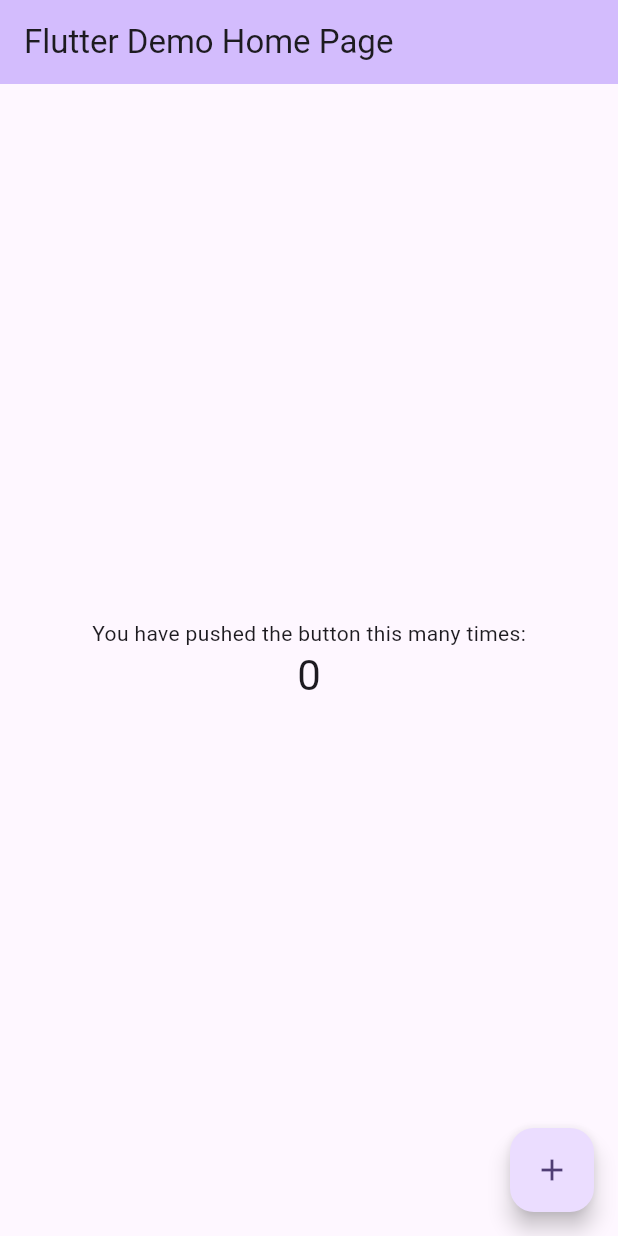
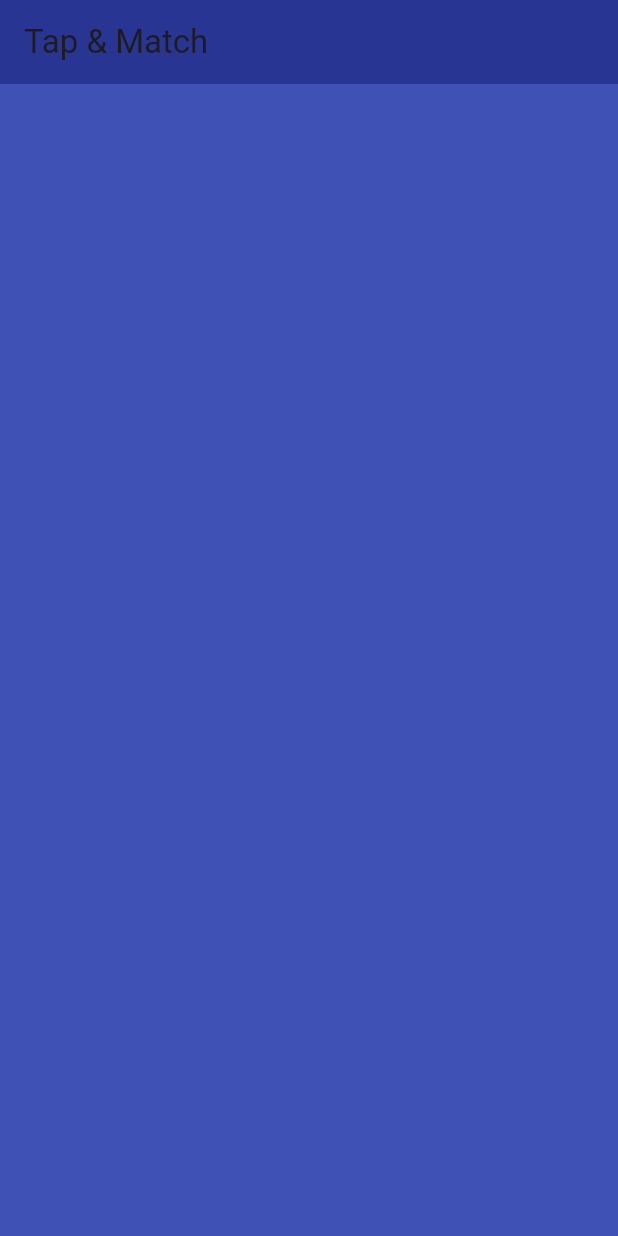
Before and after one commit to AbderrezzakMrch/Tataboq_app, a Flutter app: the screen it shows after launch, on a phone screen of 412 x 824 dp. Run offline on Flutter 3.47's test engine with Material 3 defaults, Android fonts, the phone set to English and light mode, and no system bars.

Commit message:
Creating Home Template

```diff
--- a/lib/main.dart
+++ b/lib/main.dart
@@ -1,125 +1,23 @@
 import 'package:flutter/material.dart';
 
 void main() {
-  runApp(const MyApp());
+  runApp(
+    MaterialApp(
+      home: Scaffold(
+        backgroundColor: Colors.indigo,
+        appBar: AppBar(
+          title: Text("Tap & Match"),
+          backgroundColor: Colors.indigo[800],
+        ),
+        body: ImagePage(),
+      ),
+    ),
+  );
 }
 
-class MyApp extends StatelessWidget {
-  const MyApp({super.key});
-
-  // This widget is the root of your application.
+class ImagePage extends StatelessWidget {
   @override
   Widget build(BuildContext context) {
-    return MaterialApp(
-      title: 'Flutter Demo',
-      theme: ThemeData(
-        // This is the theme of your application.
-        //
-        // TRY THIS: Try running your application with "flutter run". You'll see
-        // the application has a purple toolbar. Then, without quitting the app,
-        // try changing the seedColor in the colorScheme below to Colors.green
-        // and then invoke "hot reload" (save your changes or press the "hot
-        // reload" button in a Flutter-supported IDE, or press "r" if you used
-        // the command line to start the app).
-        //
-        // Notice that the counter didn't reset back to zero; the application
-        // state is not lost during the reload. To reset the state, use hot
-        // restart instead.
-        //
-        // This works for code too, not just values: Most code changes can be
-        // tested with just a hot reload.
-        colorScheme: ColorScheme.fromSeed(seedColor: Colors.deepPurple),
-        useMaterial3: true,
-      ),
-      home: const MyHomePage(title: 'Flutter Demo Home Page'),
-    );
+    return Container();
   }
 }
-
-class MyHomePage extends StatefulWidget {
-  const MyHomePage({super.key, required this.title});
-
-  // This widget is the home page of your application. It is stateful, meaning
-  // that it has a State object (defined below) that contains fields that affect
-  // how it looks.
-
-  // This class is the configuration for the state. It holds the values (in this
-  // case the title) provided by the parent (in this case the App widget) and
-  // used by the build method of the State. Fields in a Widget subclass are
-  // always marked "final".
-
-  final String title;
-
-  @override
-  State<MyHomePage> createState() => _MyHomePageState();
-}
-
-class _MyHomePageState extends State<MyHomePage> {
-  int _counter = 0;
-
-  void _incrementCounter() {
-    setState(() {
-      // This call to setState tells the Flutter framework that something has
-      // changed in this State, which causes it to rerun the build method below
-      // so that the display can reflect the updated values. If we changed
-      // _counter without calling setState(), then the build method would not be
-      // called again, and so nothing would appear to happen.
-      _counter++;
-    });
-  }
-
-  @override
-  Widget build(BuildContext context) {
-    // This method is rerun every time setState is called, for instance as done
-    // by the _incrementCounter method above.
-    //
-    // The Flutter framework has been optimized to make rerunning build methods
-    // fast, so that you can just rebuild anything that needs updating rather
-    // than having to individually change instances of widgets.
-    return Scaffold(
-      appBar: AppBar(
-        // TRY THIS: Try changing the color here to a specific color (to
-        // Colors.amber, perhaps?) and trigger a hot reload to see the AppBar
-        // change color while the other colors stay the same.
-        backgroundColor: Theme.of(context).colorScheme.inversePrimary,
-        // Here we take the value from the MyHomePage object that was created by
-        // the App.build method, and use it to set our appbar title.
-        title: Text(widget.title),
-      ),
-      body: Center(
-        // Center is a layout widget. It takes a single child and positions it
-        // in the middle of the parent.
-        child: Column(
-          // Column is also a layout widget. It takes a list of children and
-          // arranges them vertically. By default, it sizes itself to fit its
-          // children horizontally, and tries to be as tall as its parent.
-          //
-          // Column has various properties to control how it sizes itself and
-          // how it positions its children. Here we use mainAxisAlignment to
-          // center the children vertically; the main axis here is the vertical
-          // axis because Columns are vertical (the cross axis would be
-          // horizontal).
-          //
-          // TRY THIS: Invoke "debug painting" (choose the "Toggle Debug Paint"
-          // action in the IDE, or press "p" in the console), to see the
-          // wireframe for each widget.
-          mainAxisAlignment: MainAxisAlignment.center,
-          children: <Widget>[
-            const Text(
-              'You have pushed the button this many times:',
-            ),
-            Text(
-              '$_counter',
-              style: Theme.of(context).textTheme.headlineMedium,
-            ),
-          ],
-        ),
-      ),
-      floatingActionButton: FloatingActionButton(
-        onPressed: _incrementCounter,
-        tooltip: 'Increment',
-        child: const Icon(Icons.add),
-      ), // This trailing comma makes auto-formatting nicer for build methods.
-    );
-  }
-}
--- a/pubspec.yaml
+++ b/pubspec.yaml
@@ -59,9 +59,8 @@ flutter:
   uses-material-design: true
 
   # To add assets to your application, add an assets section, like this:
-  # assets:
-  #   - images/a_dot_burr.jpeg
-  #   - images/a_dot_ham.jpeg
+  assets:
+    - images/
 
   # An image asset can refer to one or more resolution-specific "variants", see
   # https://flutter.dev/to/resolution-aware-images
```
Also changed, not shown: images/data-collection.png (added), images/data-science.png (added), images/database-management.png (added), images/exploration.png (added), images/folder.png (added), images/monitor.png (added).
